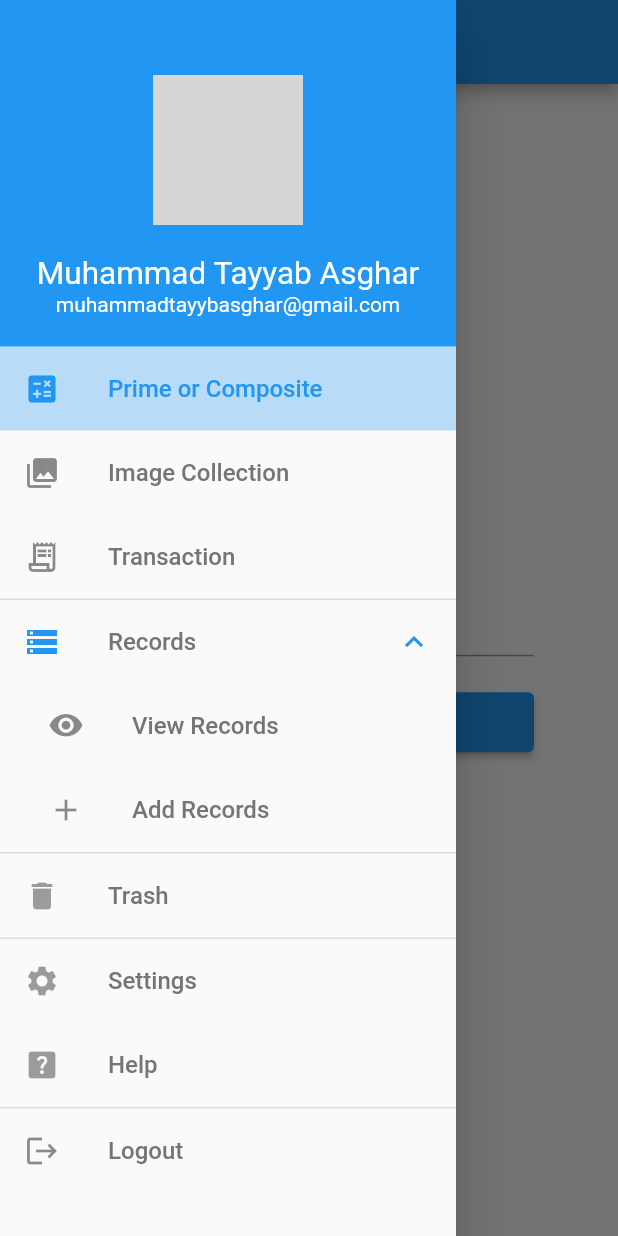
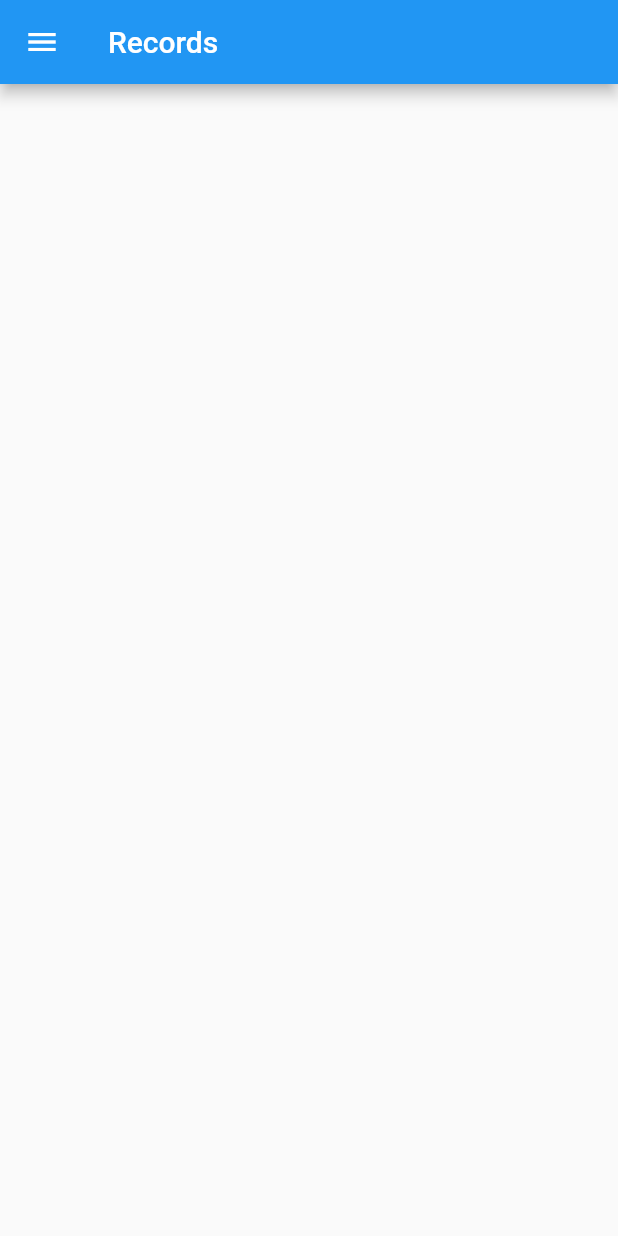
Before and after one commit to TayyabAsghar/MAD-Sem6, a Flutter app: the screen it shows after launch, in the side drawer, after a tap on "Records", on a phone screen of 412 x 824 dp. Run offline on Flutter 3.47's test engine with Material 2 defaults, Android fonts, the phone set to English and light mode, and no system bars; missing offline and left inert: dart:html; network calls fail; grey boxes are pictures that could not be loaded.

Commit message:
✨ NEW-FEATURE: Add Record screen with route in Drawer.

```diff
--- a/lib/components/navDrawer.dart
+++ b/lib/components/navDrawer.dart
@@ -1,3 +1,5 @@
+import 'dart:html';
+
 import 'package:flutter/material.dart';
 import 'customAlertDialog.dart';
 
@@ -7,6 +9,7 @@ class NavDrawer extends StatelessWidget {
   @override
   Widget build(BuildContext context) {
     final _currentRoute = ModalRoute.of(context).settings.name;
+    final subTiles = ['/record'];
 
     return ListView(
       padding: EdgeInsets.zero,
@@ -116,15 +119,20 @@ class NavDrawer extends StatelessWidget {
             'Records',
             style: TextStyle(
               fontSize: _fontSize,
-              color: _currentRoute == '' ? Colors.blue : Colors.grey[600],
+              color:
+                  _currentRoute == '/record' ? Colors.blue : Colors.grey[600],
             ),
           ),
+          initiallyExpanded: subTiles.contains(_currentRoute),
+          onExpansionChanged: (val) {
+            Navigator.pop(context);
+
+            if (_currentRoute != '/record')
+              Navigator.pushNamed(context, '/record');
+          },
           children: [
             ListTile(
-              contentPadding: EdgeInsets.only(
-                left: 32,
-                right: 32,
-              ),
+              contentPadding: EdgeInsets.only(left: 32),
               leading: Icon(Icons.visibility_sharp),
               title: Text(
                 'View Records',
@@ -138,9 +146,7 @@ class NavDrawer extends StatelessWidget {
               onTap: () {},
             ),
             ListTile(
-              contentPadding: EdgeInsets.only(
-                left: 32,
-              ),
+              contentPadding: EdgeInsets.only(left: 32),
               leading: Icon(Icons.add),
               title: Text(
                 'Add Records',
--- a/lib/main.dart
+++ b/lib/main.dart
@@ -2,6 +2,7 @@ import 'package:flutter/material.dart';
 import 'screens/home.dart';
 import 'screens/collection.dart';
 import 'screens/transaction.dart';
+import 'screens/record.dart';
 
 void main() {
   runApp(MyApp());
@@ -21,6 +22,7 @@ class MyApp extends StatelessWidget {
         '/home': (context) => Home(),
         '/collection': (context) => Collection(),
         '/transaction': (context) => Transaction(),
+        '/record': (context) => Record(),
       },
     );
   }
--- /dev/null
+++ b/lib/screens/record.dart
@@ -0,0 +1,17 @@
+import 'package:flutter/material.dart';
+import '../components/navDrawer.dart';
+
+class Record extends StatelessWidget {
+  @override
+  Widget build(BuildContext context) {
+    return Scaffold(
+      appBar: AppBar(
+        title: Text('Records'),
+      ),
+      drawer: Drawer(
+        child: NavDrawer(),
+      ),
+      body: Container(),
+    );
+  }
+}
```
